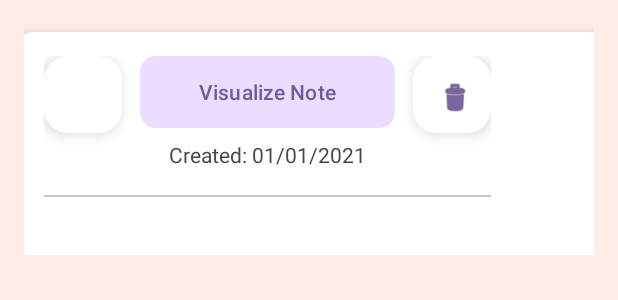
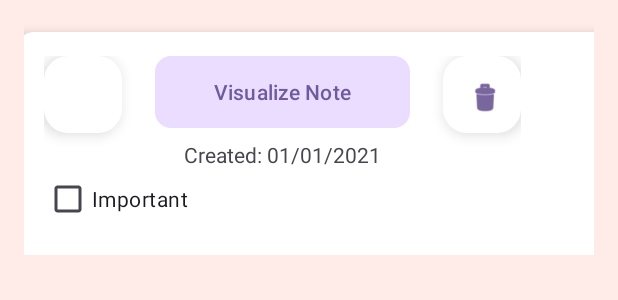
Before and after one commit to chakibSA2/ProjetDevMobile, an Android app: the layout note_name_layout.xml on its own in the app's theme, with its tools: preview values and no code run, on a phone screen of 412 x 824 dp. Shown: the top 300 px of the screen. Run offline under Robolectric (Android 15) with nearby library versions, the phone set to English and light mode, and no system bars.

Commit message:
fonctionalité checkbox important

```diff
--- a/app/src/main/res/layout/note_name_layout.xml
+++ b/app/src/main/res/layout/note_name_layout.xml
@@ -18,17 +18,21 @@
         app:layout_constraintTop_toTopOf="parent">
 
         <androidx.cardview.widget.CardView
-            android:layout_width="1124dp"
+            android:id="@+id/cardView"
+            android:layout_width="300dp"
             android:layout_height="154dp"
             android:layout_columnWeight="1"
             android:layout_margin="5dp"
             app:cardCornerRadius="8dp"
-            app:cardElevation="4dp">
+            app:cardElevation="4dp"
+            >
 
             <RelativeLayout
-                android:layout_width="330dp"
+                android:layout_width="350dp"
                 android:layout_height="match_parent"
-                android:padding="16dp">
+                android:padding="16dp"
+                >
+
 
 
                 <com.google.android.material.floatingactionbutton.FloatingActionButton
@@ -36,8 +40,8 @@
                     android:layout_width="52dp"
                     android:layout_height="51dp"
                     android:backgroundTint="@color/white"
-                    android:contentDescription="pinIcone"
-                    />
+                    android:contentDescription="pinIcone" />
+
                 <Button
                     android:id="@+id/noteVisualisationButton"
                     android:layout_width="170dp"
@@ -58,6 +62,16 @@
                     android:contentDescription="delete_note"
                     app:srcCompat="@android:drawable/ic_menu_delete" />
 
+
+                <CheckBox
+                    android:id="@+id/checkBox_important"
+                    android:layout_width="wrap_content"
+                    android:layout_height="wrap_content"
+                    android:layout_below="@id/pinNoteButton"
+                    android:layout_marginTop="20dp"
+                    android:elevation="4dp"
+                    android:text="Important" />
+
                 <TextView
                     android:id="@+id/noteCreationDate"
                     android:layout_width="wrap_content"
@@ -67,12 +81,7 @@
                     android:layout_marginTop="8dp"
                     android:text="Created: 01/01/2021" />
 
-                <com.google.android.material.divider.MaterialDivider
-                    android:id="@+id/divider"
-                    android:layout_width="match_parent"
-                    android:layout_height="1dp"
-                    android:layout_below="@id/noteCreationDate"
-                    android:layout_marginTop="17dp" />
+
             </RelativeLayout>
 
         </androidx.cardview.widget.CardView>
--- a/app/src/main/res/values/colors.xml
+++ b/app/src/main/res/values/colors.xml
@@ -8,6 +8,8 @@
     <color name="beige">#FFEBE7</color>
     <color name="light_purple">#EBDDFF</color>
     <color name="purple">#6F5A9D</color>
+    <color name="red">#f25027</color>
+
 
 
 </resources>
```
Also changed, not shown: app/src/main/java/com/example/controledelannepass/Note.kt (+8 -1 lines), app/src/main/java/com/example/controledelannepass/NoteAdapter.kt (+23 -3 lines).
